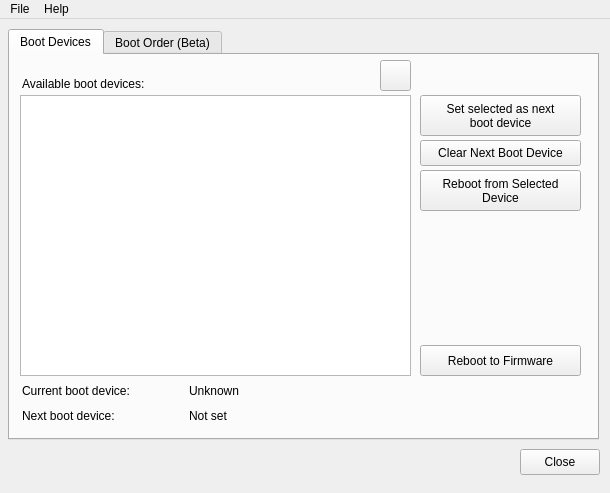
Above: mainwindow.ui from JosephM101/UEFI-Boot-Manager before the change. Below: the same form after it.
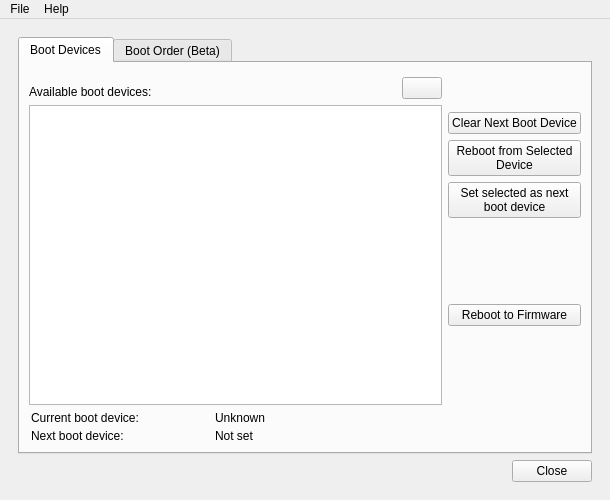
That is the form after the change. The open tabs and pages were chosen to show the change.

Commit message: Fixed layout to respond to window resizing

```diff
--- a/mainwindow.ui
+++ b/mainwindow.ui
@@ -7,19 +7,13 @@
     <x>0</x>
     <y>0</y>
     <width>610</width>
-    <height>493</height>
+    <height>500</height>
    </rect>
   </property>
   <property name="minimumSize">
    <size>
     <width>610</width>
-    <height>493</height>
-   </size>
-  </property>
-  <property name="maximumSize">
-   <size>
-    <width>610</width>
-    <height>493</height>
+    <height>500</height>
    </size>
   </property>
   <property name="windowTitle">
@@ -29,31 +23,24 @@
    <bool>true</bool>
   </property>
   <widget class="QWidget" name="centralwidget">
-   <widget class="QPushButton" name="pushButton_closeApplication">
-    <property name="geometry">
-     <rect>
-      <x>520</x>
-      <y>430</y>
-      <width>80</width>
-      <height>26</height>
-     </rect>
-    </property>
-    <property name="text">
-     <string>Close</string>
-    </property>
-    <property name="autoDefault">
-     <bool>false</bool>
-    </property>
-   </widget>
+   <property name="sizePolicy">
+    <sizepolicy hsizetype="Maximum" vsizetype="Maximum">
+     <horstretch>0</horstretch>
+     <verstretch>0</verstretch>
+    </sizepolicy>
+   </property>
+   <property name="contextMenuPolicy">
+    <enum>Qt::PreventContextMenu</enum>
+   </property>
+   <property name="autoFillBackground">
+    <bool>true</bool>
+   </property>
+   <layout class="QGridLayout" name="gridLayout_2">
+    <item row="0" column="0">
+     <widget class="QWidget" name="verticalWidget_2" native="true">
+      <layout class="QVBoxLayout" name="verticalLayout_3">
+       <item>
    <widget class="QTabWidget" name="tabWidget">
-    <property name="geometry">
-     <rect>
-      <x>8</x>
-      <y>10</y>
-      <width>591</width>
-      <height>411</height>
-     </rect>
-    </property>
     <property name="tabShape">
      <enum>QTabWidget::Rounded</enum>
     </property>
@@ -64,37 +51,60 @@
      <attribute name="title">
       <string>Boot Devices</string>
      </attribute>
-     <widget class="QPushButton" name="pushButton_rebootToFW">
-      <property name="geometry">
-       <rect>
-        <x>410</x>
-        <y>290</y>
-        <width>161</width>
-        <height>31</height>
-       </rect>
-      </property>
+          <layout class="QGridLayout" name="gridLayout">
+           <item row="0" column="0">
+            <layout class="QHBoxLayout" name="horizontalLayout_7">
+             <item>
+              <layout class="QVBoxLayout" name="verticalLayout_7">
+               <property name="topMargin">
+                <number>5</number>
+               </property>
+               <item>
+                <layout class="QVBoxLayout" name="verticalLayout_5">
+                 <item>
+                  <layout class="QHBoxLayout" name="horizontalLayout_5">
+                   <item>
+                    <layout class="QVBoxLayout" name="verticalLayout_6">
+                     <item>
+                      <spacer name="verticalSpacer_4">
+                       <property name="orientation">
+                        <enum>Qt::Vertical</enum>
+                       </property>
+                       <property name="sizeType">
+                        <enum>QSizePolicy::Maximum</enum>
+                       </property>
+                       <property name="sizeHint" stdset="0">
+                        <size>
+                         <width>20</width>
+                         <height>10</height>
+                        </size>
+                       </property>
+                      </spacer>
+                     </item>
+                     <item>
+                      <widget class="QLabel" name="label">
       <property name="text">
-       <string>Reboot to Firmware</string>
-      </property>
-      <property name="autoRepeat">
-       <bool>false</bool>
-      </property>
-      <property name="autoDefault">
-       <bool>false</bool>
-      </property>
-      <property name="flat">
-       <bool>false</bool>
-      </property>
-     </widget>
+                        <string>Available boot devices:</string>
+                       </property>
+                      </widget>
+                     </item>
+                    </layout>
+                   </item>
+                   <item>
+                    <spacer name="horizontalSpacer_3">
+                     <property name="orientation">
+                      <enum>Qt::Horizontal</enum>
+                     </property>
+                     <property name="sizeHint" stdset="0">
+                      <size>
+                       <width>40</width>
+                       <height>20</height>
+                      </size>
+                     </property>
+                    </spacer>
+                   </item>
+                   <item>
      <widget class="QPushButton" name="pushButton_refreshBootDevices">
-      <property name="geometry">
-       <rect>
-        <x>370</x>
-        <y>5</y>
-        <width>31</width>
-        <height>31</height>
-       </rect>
-      </property>
       <property name="text">
        <string/>
       </property>
@@ -108,100 +118,15 @@
        <bool>false</bool>
       </property>
      </widget>
-     <widget class="QPushButton" name="pushButton_rebootFromSelectedDevice">
-      <property name="geometry">
-       <rect>
-        <x>410</x>
-        <y>115</y>
-        <width>161</width>
-        <height>41</height>
-       </rect>
-      </property>
-      <property name="text">
-       <string>Reboot from Selected
-Device</string>
-      </property>
-      <property name="autoRepeat">
-       <bool>false</bool>
-      </property>
-      <property name="autoDefault">
-       <bool>false</bool>
-      </property>
-      <property name="flat">
-       <bool>false</bool>
-      </property>
-     </widget>
-     <widget class="QListWidget" name="listWidget_availableBootDevices">
-      <property name="geometry">
-       <rect>
-        <x>10</x>
-        <y>40</y>
-        <width>391</width>
-        <height>281</height>
-       </rect>
-      </property>
-     </widget>
-     <widget class="QPushButton" name="pushButton_setSelectedAsNextBootDevice">
-      <property name="geometry">
-       <rect>
-        <x>410</x>
-        <y>40</y>
-        <width>161</width>
-        <height>41</height>
-       </rect>
-      </property>
-      <property name="text">
-       <string>Set selected as next
-boot device</string>
-      </property>
-      <property name="autoRepeat">
-       <bool>false</bool>
-      </property>
-      <property name="autoDefault">
-       <bool>false</bool>
-      </property>
-      <property name="flat">
-       <bool>false</bool>
-      </property>
-     </widget>
-     <widget class="QLabel" name="label">
-      <property name="geometry">
-       <rect>
-        <x>12</x>
-        <y>20</y>
-        <width>151</width>
-        <height>18</height>
-       </rect>
-      </property>
-      <property name="text">
-       <string>Available boot devices:</string>
-      </property>
-     </widget>
-     <widget class="QPushButton" name="pushButton_clearNextBootDevice">
-      <property name="geometry">
-       <rect>
-        <x>410</x>
-        <y>85</y>
-        <width>161</width>
-        <height>26</height>
-       </rect>
-      </property>
-      <property name="text">
-       <string>Clear Next Boot Device</string>
-      </property>
-      <property name="autoDefault">
-       <bool>false</bool>
-      </property>
-     </widget>
-     <widget class="QWidget" name="verticalLayoutWidget">
-      <property name="geometry">
-       <rect>
-        <x>10</x>
-        <y>325</y>
-        <width>331</width>
-        <height>46</height>
-       </rect>
-      </property>
+                   </item>
+                  </layout>
+                 </item>
+                 <item>
+                  <widget class="QListWidget" name="listWidget_availableBootDevices"/>
+                 </item>
+                 <item>
+                  <layout class="QHBoxLayout" name="horizontalLayout_6">
+                   <item>
       <layout class="QVBoxLayout" name="verticalLayout_2">
        <property name="spacing">
         <number>4</number>
@@ -213,6 +138,12 @@
         <layout class="QHBoxLayout" name="horizontalLayout">
          <item>
           <widget class="QLabel" name="label_2">
+                         <property name="minimumSize">
+                          <size>
+                           <width>180</width>
+                           <height>0</height>
+                          </size>
+                         </property>
            <property name="text">
             <string>Current boot device:</string>
            </property>
@@ -220,6 +151,12 @@
          </item>
          <item>
           <widget class="QLabel" name="label_currentBootDevice">
+                         <property name="minimumSize">
+                          <size>
+                           <width>100</width>
+                           <height>0</height>
+                          </size>
+                         </property>
            <property name="text">
             <string>Unknown</string>
            </property>
@@ -231,6 +168,12 @@
         <layout class="QHBoxLayout" name="horizontalLayout_2">
          <item>
           <widget class="QLabel" name="label_3">
+                         <property name="minimumSize">
+                          <size>
+                           <width>180</width>
+                           <height>0</height>
+                          </size>
+                         </property>
            <property name="text">
             <string>Next boot device:</string>
            </property>
@@ -238,6 +181,12 @@
          </item>
          <item>
           <widget class="QLabel" name="label_nextBootDevice">
+                         <property name="minimumSize">
+                          <size>
+                           <width>100</width>
+                           <height>0</height>
+                          </size>
+                         </property>
            <property name="text">
             <string>Not set</string>
            </property>
@@ -246,7 +195,142 @@
         </layout>
        </item>
       </layout>
-     </widget>
+                   </item>
+                   <item>
+                    <spacer name="horizontalSpacer_4">
+                     <property name="orientation">
+                      <enum>Qt::Horizontal</enum>
+                     </property>
+                     <property name="sizeHint" stdset="0">
+                      <size>
+                       <width>40</width>
+                       <height>20</height>
+                      </size>
+                     </property>
+                    </spacer>
+                   </item>
+                  </layout>
+                 </item>
+                </layout>
+               </item>
+              </layout>
+             </item>
+             <item>
+              <layout class="QVBoxLayout" name="verticalLayout_8">
+               <item>
+                <spacer name="verticalSpacer_6">
+                 <property name="orientation">
+                  <enum>Qt::Vertical</enum>
+                 </property>
+                 <property name="sizeType">
+                  <enum>QSizePolicy::Fixed</enum>
+                 </property>
+                 <property name="sizeHint" stdset="0">
+                  <size>
+                   <width>20</width>
+                   <height>40</height>
+                  </size>
+                 </property>
+                </spacer>
+               </item>
+               <item>
+                <layout class="QVBoxLayout" name="verticalLayout_4">
+                 <item>
+                  <widget class="QPushButton" name="pushButton_clearNextBootDevice">
+                   <property name="text">
+                    <string>Clear Next Boot Device</string>
+                   </property>
+                   <property name="autoDefault">
+                    <bool>false</bool>
+                   </property>
+                  </widget>
+                 </item>
+                 <item>
+                  <widget class="QPushButton" name="pushButton_rebootFromSelectedDevice">
+                   <property name="text">
+                    <string>Reboot from Selected
+Device</string>
+                   </property>
+                   <property name="autoRepeat">
+                    <bool>false</bool>
+                   </property>
+                   <property name="autoDefault">
+                    <bool>false</bool>
+                   </property>
+                   <property name="flat">
+                    <bool>false</bool>
+                   </property>
+                  </widget>
+                 </item>
+                 <item>
+                  <widget class="QPushButton" name="pushButton_setSelectedAsNextBootDevice">
+                   <property name="text">
+                    <string>Set selected as next
+boot device</string>
+                   </property>
+                   <property name="autoRepeat">
+                    <bool>false</bool>
+                   </property>
+                   <property name="autoDefault">
+                    <bool>false</bool>
+                   </property>
+                   <property name="flat">
+                    <bool>false</bool>
+                   </property>
+                  </widget>
+                 </item>
+                 <item>
+                  <spacer name="verticalSpacer_3">
+                   <property name="orientation">
+                    <enum>Qt::Vertical</enum>
+                   </property>
+                   <property name="sizeType">
+                    <enum>QSizePolicy::Fixed</enum>
+                   </property>
+                   <property name="sizeHint" stdset="0">
+                    <size>
+                     <width>20</width>
+                     <height>80</height>
+                    </size>
+                   </property>
+                  </spacer>
+                 </item>
+                 <item>
+                  <widget class="QPushButton" name="pushButton_rebootToFW">
+                   <property name="text">
+                    <string>Reboot to Firmware</string>
+                   </property>
+                   <property name="autoRepeat">
+                    <bool>false</bool>
+                   </property>
+                   <property name="autoDefault">
+                    <bool>false</bool>
+                   </property>
+                   <property name="flat">
+                    <bool>false</bool>
+                   </property>
+                  </widget>
+                 </item>
+                </layout>
+               </item>
+               <item>
+                <spacer name="verticalSpacer_5">
+                 <property name="orientation">
+                  <enum>Qt::Vertical</enum>
+                 </property>
+                 <property name="sizeHint" stdset="0">
+                  <size>
+                   <width>20</width>
+                   <height>40</height>
+                  </size>
+                 </property>
+                </spacer>
+               </item>
+              </layout>
+             </item>
+            </layout>
+           </item>
+          </layout>
     </widget>
     <widget class="QWidget" name="boot_order">
      <attribute name="title">
@@ -379,6 +463,44 @@
      </widget>
     </widget>
    </widget>
+       </item>
+       <item>
+        <layout class="QHBoxLayout" name="horizontalLayout_4">
+         <item>
+          <spacer name="horizontalSpacer_2">
+           <property name="orientation">
+            <enum>Qt::Horizontal</enum>
+           </property>
+           <property name="sizeHint" stdset="0">
+            <size>
+             <width>40</width>
+             <height>20</height>
+            </size>
+           </property>
+          </spacer>
+         </item>
+         <item>
+          <widget class="QPushButton" name="pushButton_closeApplication">
+           <property name="maximumSize">
+            <size>
+             <width>16777215</width>
+             <height>25</height>
+            </size>
+           </property>
+           <property name="text">
+            <string>Close</string>
+           </property>
+           <property name="autoDefault">
+            <bool>false</bool>
+           </property>
+          </widget>
+         </item>
+        </layout>
+       </item>
+      </layout>
+     </widget>
+    </item>
+   </layout>
   </widget>
   <widget class="QMenuBar" name="menubar">
    <property name="geometry">
```
Left out of the diff: 16 changed lines with no effect on the pictures. Lines whose indentation alone changed are shown as unchanged. The commit also changes 4 other files.
